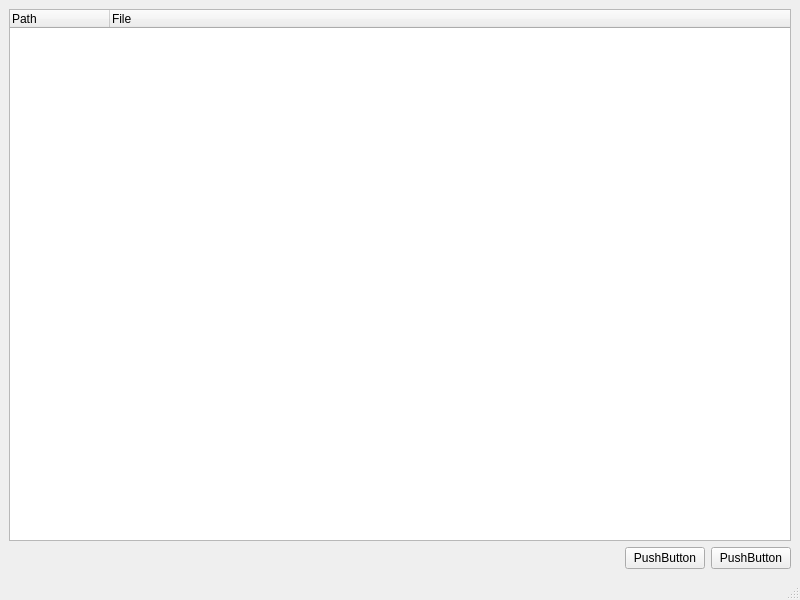
Qt form python/window.ui (kenroberts/cogneuro_scripts) before a commit.
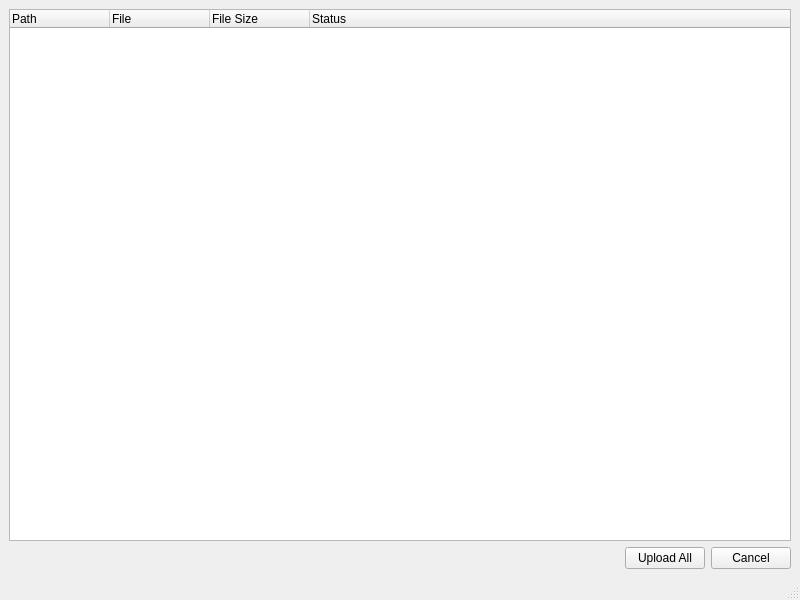
The same form after that commit.

Commit message: fixed bug with reading and writing logfiles with column-names containing parens.

Diff of the .ui file:
```diff
--- a/python/window.ui
+++ b/python/window.ui
@@ -30,6 +30,16 @@
         <string>File</string>
        </property>
       </column>
+      <column>
+       <property name="text">
+        <string>File Size</string>
+       </property>
+      </column>
+      <column>
+       <property name="text">
+        <string>Status</string>
+       </property>
+      </column>
      </widget>
     </item>
     <item>
@@ -50,14 +60,14 @@
       <item>
        <widget class="QPushButton" name="pushButton_2">
         <property name="text">
-         <string>PushButton</string>
+         <string>Upload All</string>
         </property>
        </widget>
       </item>
       <item>
        <widget class="QPushButton" name="pushButton">
         <property name="text">
-         <string>PushButton</string>
+         <string>Cancel</string>
         </property>
        </widget>
       </item>
```
Left out of the diff: 4 changed lines with no effect on the pictures. The commit also changes 3 other files.
